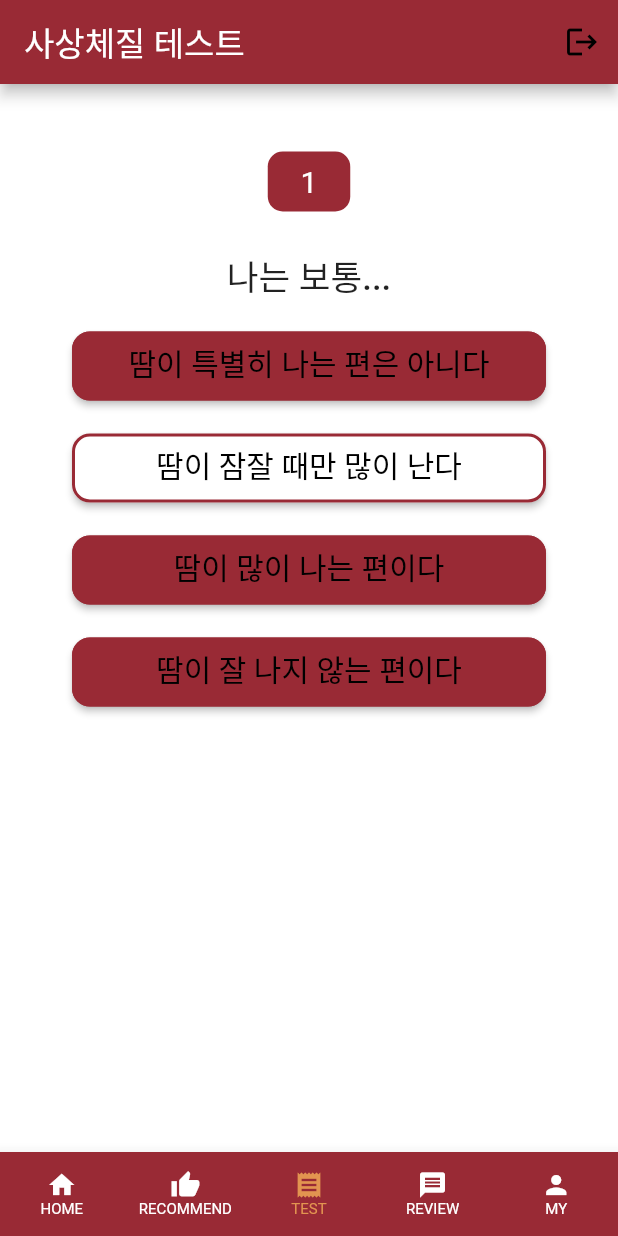
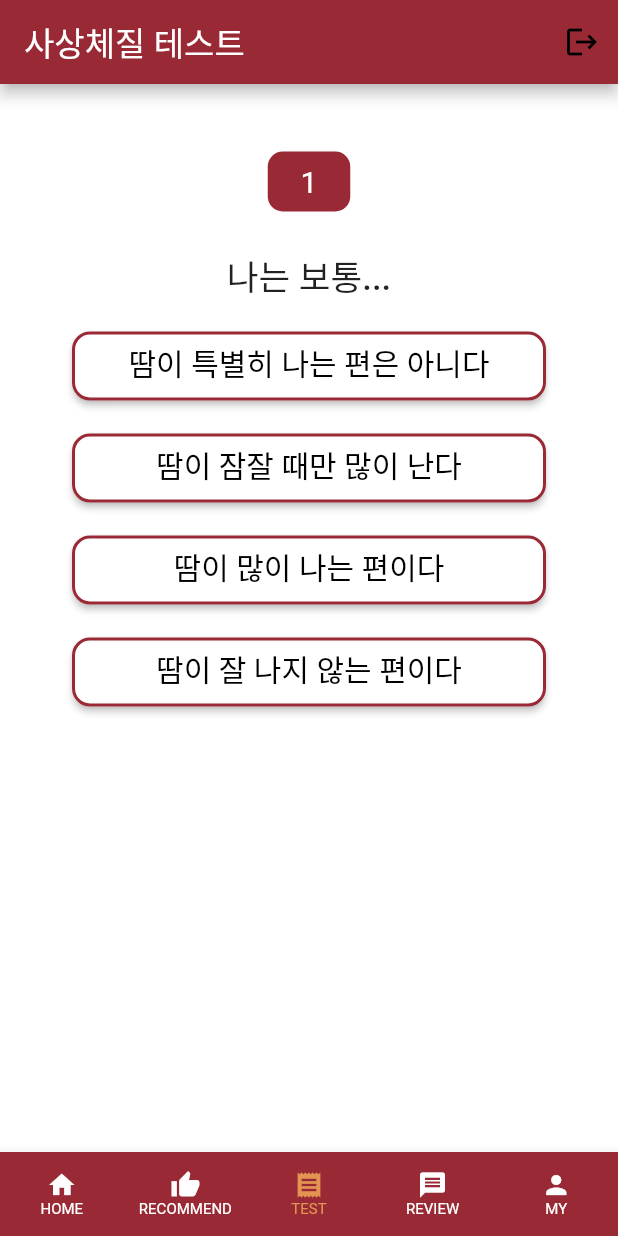
Before and after one commit to jisoosoo/Algoriju, a Flutter app: the screen it shows after launch, item 3 of the bottom bar chosen, on a phone screen of 412 x 824 dp. Run offline on Flutter 3.47's test engine with Material 2 defaults, Android fonts, the phone set to English and light mode, and no system bars; our stand-ins replace cloud_firestore, firebase_auth, firebase_core, google_sign_in; accounts and stored records are empty.

Commit message:
전체 수정 완료

```diff
--- a/lib/sasangtest.dart
+++ b/lib/sasangtest.dart
@@ -137,7 +137,7 @@ class _SaSangTestState extends State<SaSangTest> {
               });
             },
             style: ElevatedButton.styleFrom(
-              backgroundColor: AppColor.mainColor,
+              backgroundColor: Colors.white,
               side: const BorderSide(
                 width: 2,
                 color: AppColor.mainColor,
@@ -187,7 +187,7 @@ class _SaSangTestState extends State<SaSangTest> {
               });
             },
             style: ElevatedButton.styleFrom(
-              backgroundColor: AppColor.mainColor,
+              backgroundColor: Colors.white,
               side: const BorderSide(
                 width: 2,
                 color: AppColor.mainColor,
@@ -212,7 +212,7 @@ class _SaSangTestState extends State<SaSangTest> {
               });
             },
             style: ElevatedButton.styleFrom(
-              backgroundColor: AppColor.mainColor,
+              backgroundColor: Colors.white,
               side: const BorderSide(
                 width: 2,
                 color: AppColor.mainColor,
```
